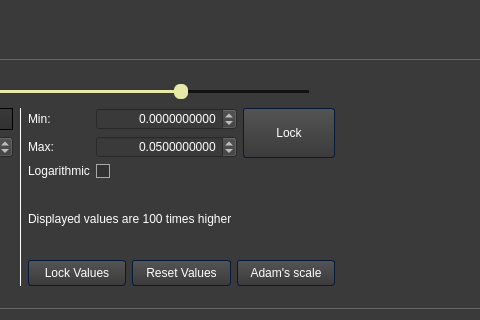
Before: the Qt Designer form da-gm-1/da-gm-1/gmvis/ui/VisualizerWindow.ui in SFraissTU/gm_vis, drawn with Qt 5; both pictures show x 429 to 909 and y 557 to 877 of the 1231 by 877 pixel window.
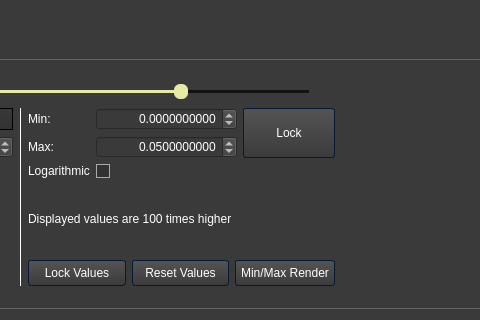
After: the same form once the commit is applied. Icons and pictures are not drawn. Custom widgets are drawn as their Qt base class.

Patch:
```diff
--- a/da-gm-1/da-gm-1/gmvis/ui/VisualizerWindow.ui
+++ b/da-gm-1/da-gm-1/gmvis/ui/VisualizerWindow.ui
@@ -1948,7 +1948,7 @@
                  <item>
                   <widget class="QPushButton" name="btn_adams_scale">
                    <property name="text">
-                    <string>Adam's scale</string>
+                    <string>Min/Max Render</string>
                    </property>
                   </widget>
                  </item>
```
Left out of the diff: 4 changed lines with no effect on the pictures.
